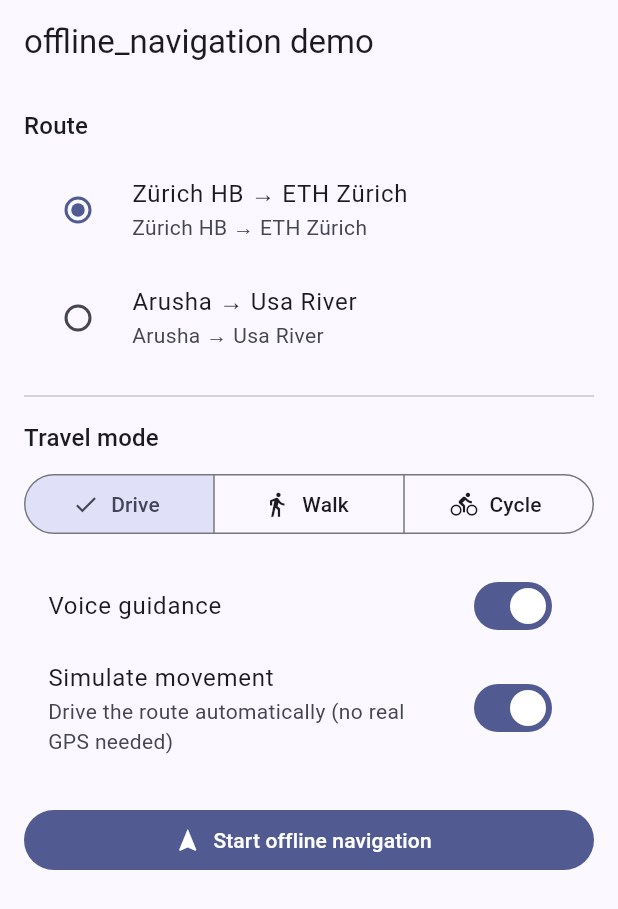
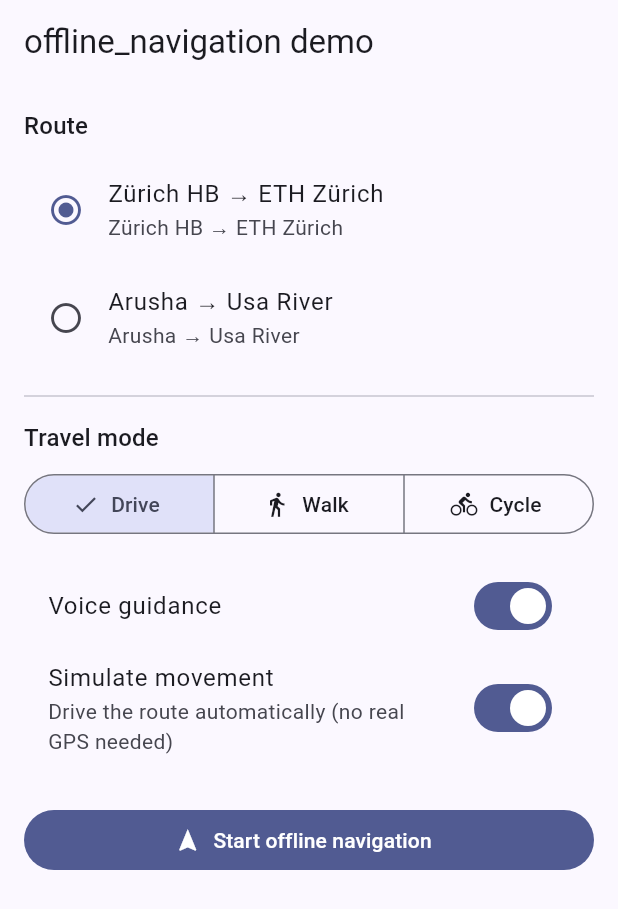
Before and after one commit to fred-apina/offline_navigation, a Flutter app: the screen it shows after launch, on a phone screen of 412 x 824 dp. Shown: the top 909 px of the screen. Run offline on Flutter 3.47's test engine with Material 3 defaults, Android fonts, the phone set to English and light mode, and no system bars.

Commit message:
Replace deprecated RadioListTile API in example for newer Flutter

```diff
--- a/example/lib/main.dart
+++ b/example/lib/main.dart
@@ -75,12 +75,16 @@ class _DemoHomeState extends State<DemoHome> {
           Text('Route', style: Theme.of(context).textTheme.titleMedium),
           const SizedBox(height: 8),
           for (final trip in _trips)
-            RadioListTile<_Trip>(
+            ListTile(
+              leading: Icon(
+                _trip == trip
+                    ? Icons.radio_button_checked
+                    : Icons.radio_button_unchecked,
+                color: _trip == trip ? Theme.of(context).colorScheme.primary : null,
+              ),
               title: Text(trip.label),
               subtitle: Text('${trip.start.name} → ${trip.destination.name}'),
-              value: trip,
-              groupValue: _trip,
-              onChanged: (v) => setState(() => _trip = v!),
+              onTap: () => setState(() => _trip = trip),
             ),
           const Divider(height: 32),
           Text('Travel mode', style: Theme.of(context).textTheme.titleMedium),
```
